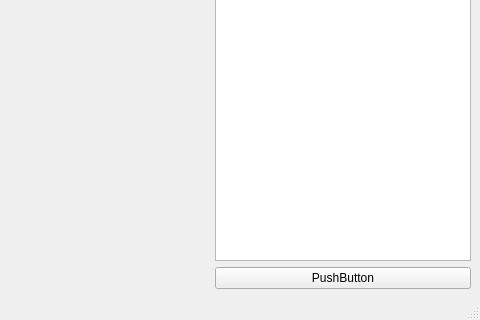
Before: the Qt Designer form QtVTKRenderWindows.ui in momostarsky/JpDcm3D, drawn with Qt 5; both pictures show x 604 to 1084 and y 380 to 700 of the 1084 by 700 pixel window.
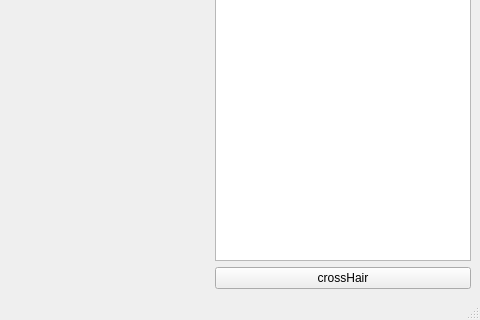
After: the same form once the commit is applied. Icons and pictures are not drawn. Custom widgets are drawn as their Qt base class.

```diff
--- a/QtVTKRenderWindows.ui
+++ b/QtVTKRenderWindows.ui
@@ -125,7 +125,7 @@
      <item>
       <widget class="QPushButton" name="pushButton">
        <property name="text">
-        <string>PushButton</string>
+        <string>crossHair</string>
        </property>
       </widget>
      </item>
```
Left out of the diff: 4 changed lines with no effect on the pictures.
